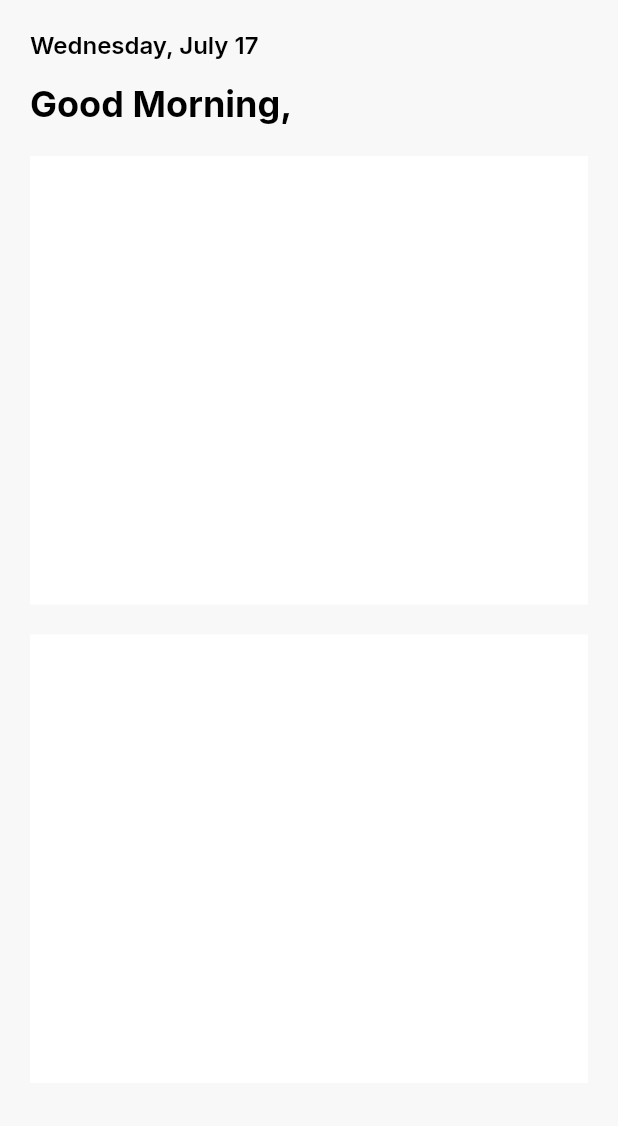
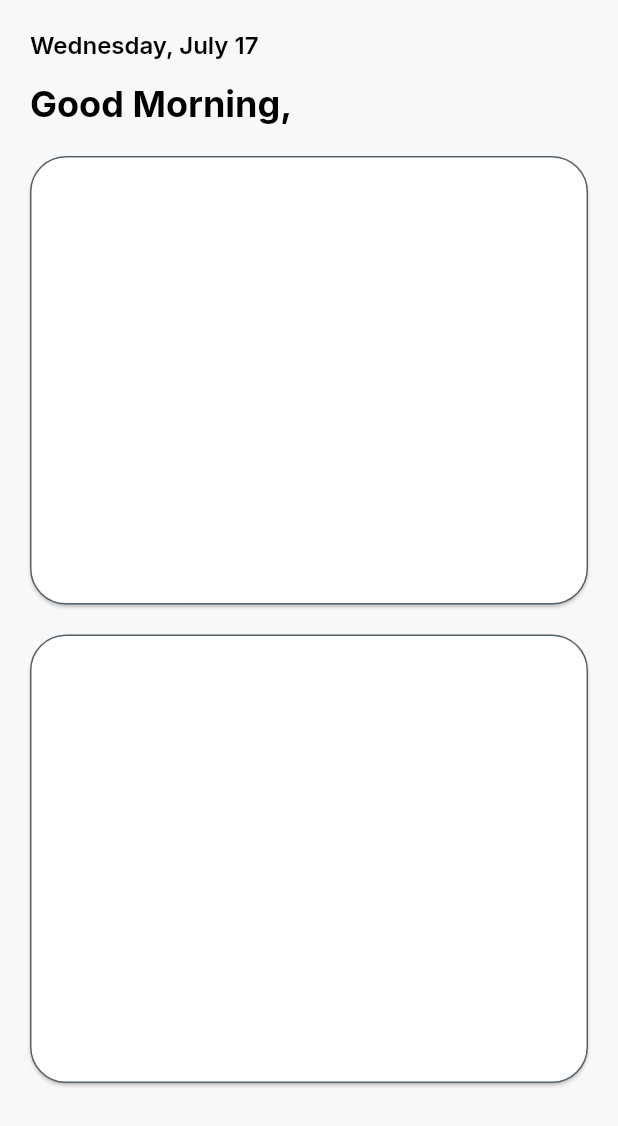
Before and after one commit to Jay-At-Bosc/clockies, a Flutter app: the HomeWidget screen opened directly, on a phone screen of 412 x 824 dp. Shown: the top 1126 px of the screen. Run offline on Flutter 3.47's test engine with Material 3 defaults, Android fonts, the phone set to English and light mode, and no system bars; our stand-ins replace auto_size_text, data_table_2, dropdown_button2, easy_debounce, equatable, font_awesome_flutter and 8 more; missing offline and left inert: aligned_dialog, json_path, mime_type; accounts and stored records are empty; key blocks and very long unbroken strings in the code were emptied for the run.

Commit message:
new theme add

```diff
--- a/lib/new_clockies/home/home_widget.dart
+++ b/lib/new_clockies/home/home_widget.dart
@@ -52,6 +52,7 @@ class _HomeWidgetState extends State<HomeWidget> {
             ),
             child: Padding(
               padding: const EdgeInsets.all(20.0),
+              child: SingleChildScrollView(
                 child: Column(
                   mainAxisSize: MainAxisSize.max,
                   children: [
@@ -84,18 +85,44 @@ class _HomeWidgetState extends State<HomeWidget> {
                         ),
                       ].divide(const SizedBox(height: 16.0)),
                     ),
-                  Container(
+                    Material(
+                      color: Colors.transparent,
+                      elevation: 1.0,
+                      shape: RoundedRectangleBorder(
+                        borderRadius: BorderRadius.circular(24.0),
+                      ),
+                      child: Container(
                         width: double.infinity,
                         height: 299.0,
                         decoration: BoxDecoration(
-                      color: FlutterFlowTheme.of(context).secondaryBackground,
+                          color:
+                              FlutterFlowTheme.of(context).secondaryBackground,
+                          borderRadius: BorderRadius.circular(24.0),
+                          border: Border.all(
+                            color: FlutterFlowTheme.of(context).secondaryText,
+                            width: 1.0,
                           ),
                         ),
-                  Container(
+                      ),
+                    ),
+                    Material(
+                      color: Colors.transparent,
+                      elevation: 1.0,
+                      shape: RoundedRectangleBorder(
+                        borderRadius: BorderRadius.circular(24.0),
+                      ),
+                      child: Container(
                         width: double.infinity,
                         height: 299.0,
                         decoration: BoxDecoration(
-                      color: FlutterFlowTheme.of(context).secondaryBackground,
+                          color:
+                              FlutterFlowTheme.of(context).secondaryBackground,
+                          borderRadius: BorderRadius.circular(24.0),
+                          border: Border.all(
+                            color: FlutterFlowTheme.of(context).secondaryText,
+                            width: 1.0,
+                          ),
+                        ),
                       ),
                     ),
                   ].divide(const SizedBox(height: 20.0)),
@@ -104,6 +131,7 @@ class _HomeWidgetState extends State<HomeWidget> {
             ),
           ),
         ),
+      ),
     );
   }
 }
```
Lines whose indentation alone changed are shown as unchanged.
